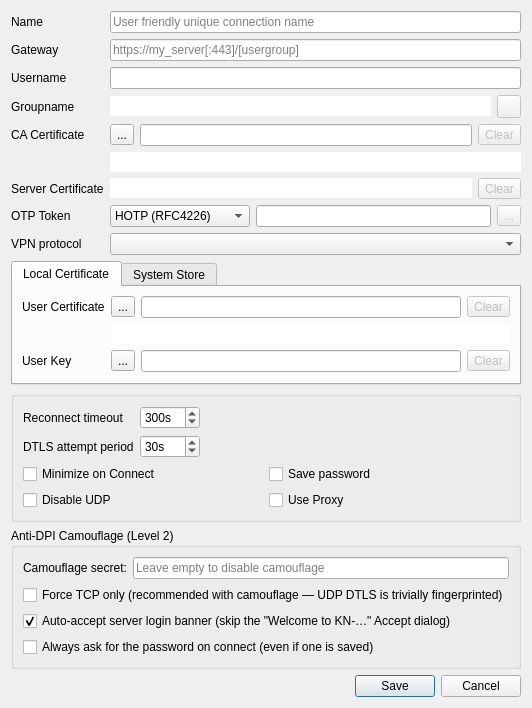
This is src/dialog/editdialog.ui in truvvor/openconnect-gui as Qt 5 draws it before an edit. The edited form follows.
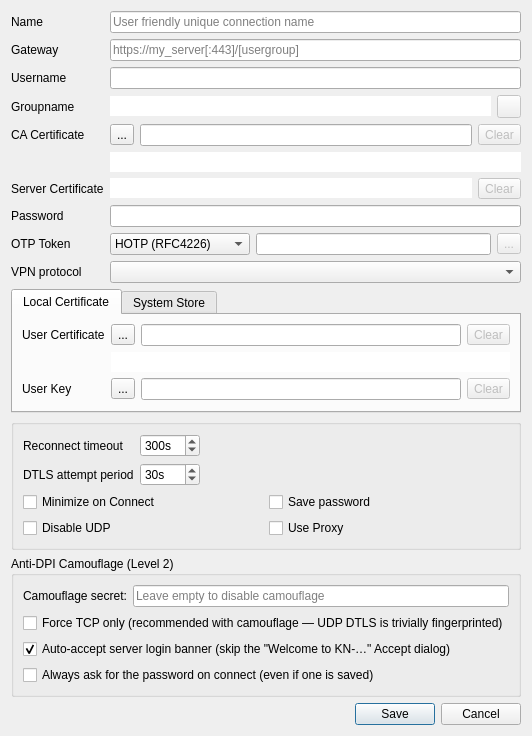
This is the edited form. Icons and pictures are not drawn.

Commit message: fix(privsep): Password field in profile editor (saved encrypted when 'Save password' on); service sets LOG2FILE so vpnc-script per-command output reaches the connection log (the 'error 1' is summed non-fatal route/netsh exit codes)

The edit to the form file:
```diff
--- a/src/dialog/editdialog.ui
+++ b/src/dialog/editdialog.ui
@@ -191,6 +191,23 @@
        </item>
       </layout>
      </item>
+     <item row="7" column="0">
+      <widget class="QLabel" name="passwordLabel">
+       <property name="text">
+        <string>Password</string>
+       </property>
+      </widget>
+     </item>
+     <item row="7" column="1">
+      <widget class="QLineEdit" name="passwordEdit">
+       <property name="echoMode">
+        <enum>QLineEdit::Password</enum>
+       </property>
+       <property name="toolTip">
+        <string>Optional. Stored encrypted only when &quot;Save password&quot; is checked; leave empty to be prompted at connect.</string>
+       </property>
+      </widget>
+     </item>
      <item row="8" column="0">
       <widget class="QLabel" name="otpTokenLabel">
        <property name="text">
```
The commit also changes 2 other files.
